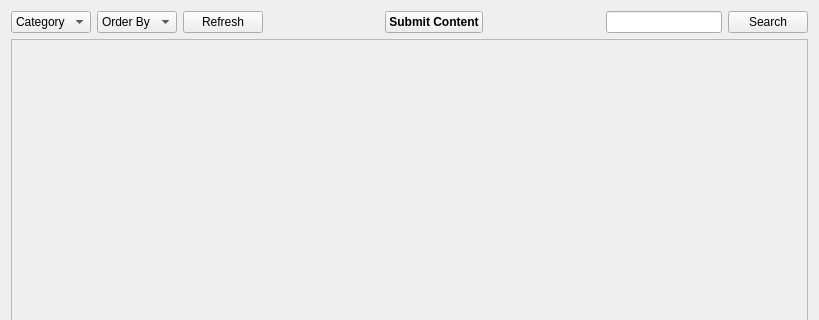
WorksAhead/Base, file BaseClient/Source/Page.ui: the form before one commit; both pictures show x 0 to 819 and y 0 to 320 of the 819 by 655 pixel window.
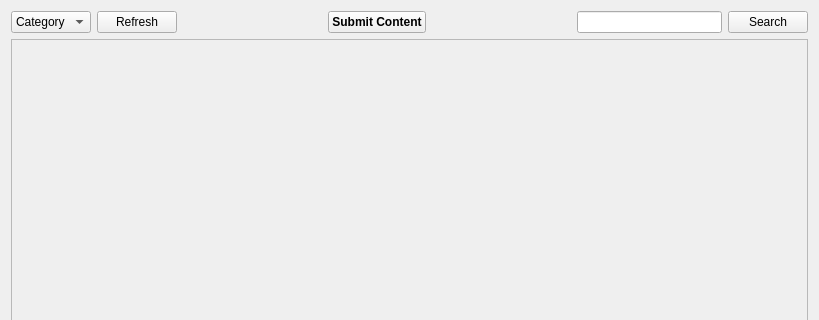
The form after the commit.

The edit to the form file:
```diff
--- a/BaseClient/Source/Page.ui
+++ b/BaseClient/Source/Page.ui
@@ -15,7 +15,7 @@
   </property>
   <layout class="QVBoxLayout" name="verticalLayout">
    <item>
-    <layout class="QHBoxLayout" name="horizontalLayout" stretch="0,0,0,1,0,1,1,0">
+    <layout class="QHBoxLayout" name="horizontalLayout" stretch="0,0,1,0,1,1,0">
      <item>
       <widget class="QComboBox" name="categoryBox">
        <item>
@@ -25,36 +25,6 @@
        </item>
       </widget>
      </item>
-     <item>
-      <widget class="QComboBox" name="orderByBox">
-       <property name="sizePolicy">
-        <sizepolicy hsizetype="Preferred" vsizetype="Fixed">
-         <horstretch>0</horstretch>
-         <verstretch>0</verstretch>
-        </sizepolicy>
-       </property>
-       <item>
-        <property name="text">
-         <string>Order By</string>
-        </property>
-       </item>
-       <item>
-        <property name="text">
-         <string>Time</string>
-        </property>
-       </item>
-       <item>
-        <property name="text">
-         <string>Category</string>
-        </property>
-       </item>
-       <item>
-        <property name="text">
-         <string>Name</string>
-        </property>
-       </item>
-      </widget>
-     </item>
      <item>
       <widget class="QPushButton" name="refreshButton">
        <property name="text">
```
Left out of the diff: 3 changed lines with no effect on the pictures.
